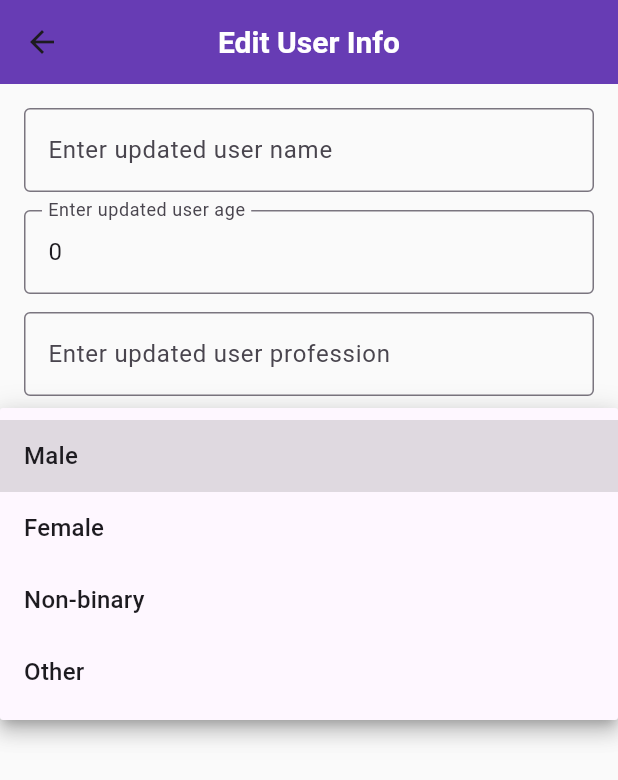
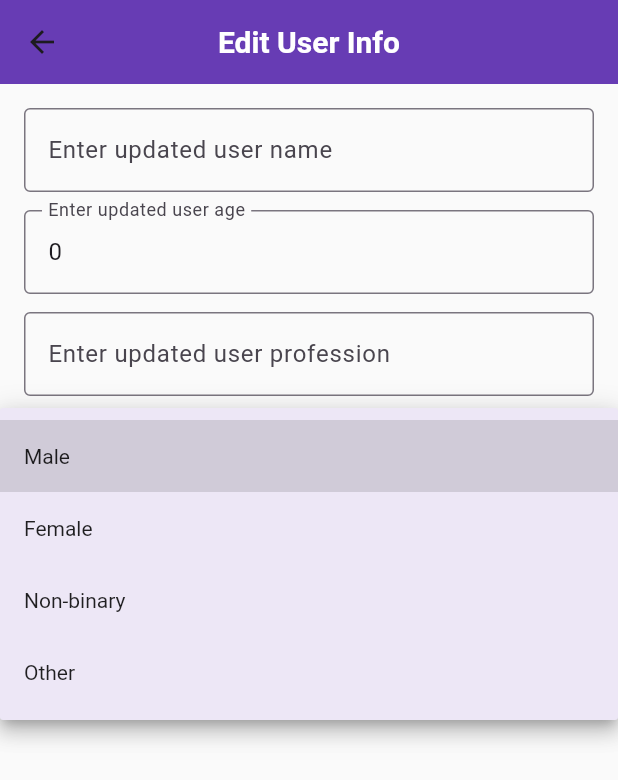
Before and after one commit to cgutierrez234/user_managerv2-application, a Flutter app: the EditUserScreen screen opened directly with empty values, after a tap on "Select Gender", on a phone screen of 412 x 824 dp. Shown: the top 780 px of the screen. Run offline on Flutter 3.47's test engine with Material 3 defaults, Android fonts, the phone set to English and light mode, and no system bars; our stand-ins replace sqflite; accounts and stored records are empty.

Commit message:
Added additional input fields in the edit user screen for the attribute expansion. Also did a bit of styling in the edit user screen

```diff
--- a/lib/screens/edit_user_screen.dart
+++ b/lib/screens/edit_user_screen.dart
@@ -127,10 +127,16 @@ class _EditUserScreenState extends State<EditUserScreen> {
             const SizedBox(height: 12),
             DropdownButtonFormField<String>(
               initialValue: _editSelectedGender,
-              decoration: const InputDecoration(
+              decoration: InputDecoration(
                 labelText: 'Select Gender',
                 border: OutlineInputBorder(),
+                focusedBorder: OutlineInputBorder(
+                  borderSide: BorderSide(color:Colors.deepPurple, width: 2),
+                ),
               ),
+              dropdownColor: Colors.deepPurple.shade50,
+              iconEnabledColor: Colors.deepPurple,
+              style:const TextStyle(color:Colors.black87),
               items: const [
                 DropdownMenuItem(value: 'Male', child: Text('Male')),
                 DropdownMenuItem(value: 'Female', child: Text('Female')),
```
